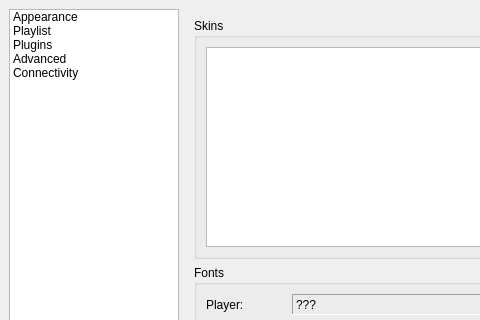
Old version of the form src/ui/forms/configdialog.ui in the repository ksv1986/qmmp-staging; both pictures show x 0 to 480 and y 0 to 320 of the 601 by 409 pixel window.
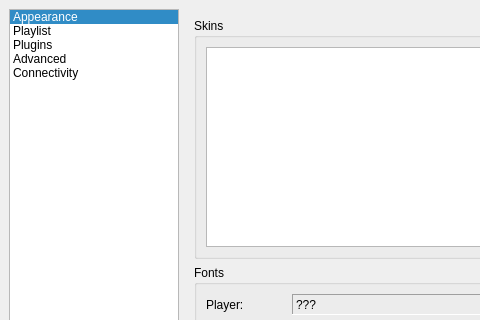
New version of the form. Icons and pictures are not drawn.

```diff
--- a/src/ui/forms/configdialog.ui
+++ b/src/ui/forms/configdialog.ui
@@ -93,7 +93,7 @@
         <bool>false</bool>
        </property>
        <property name="currentRow" >
-        <number>-1</number>
+        <number>0</number>
        </property>
        <item>
         <property name="text" >
```
Left out of the diff: 15 changed lines with no effect on the pictures.
